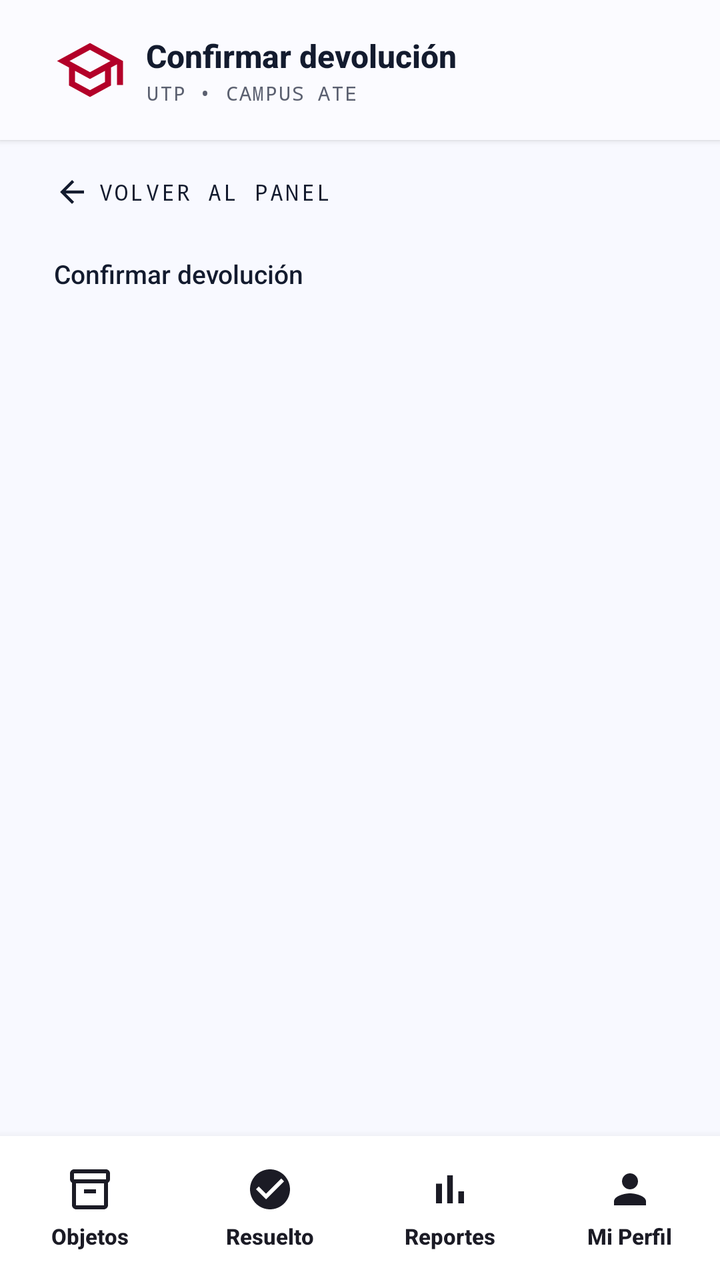
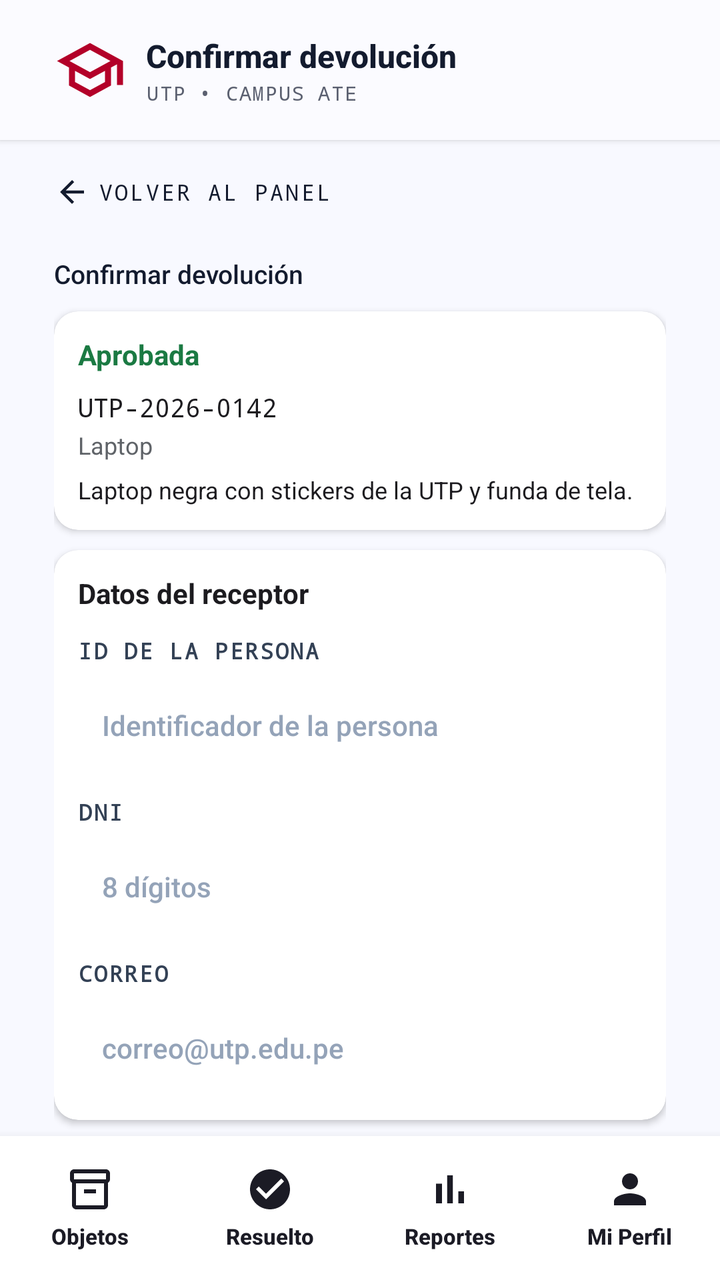

Compare the two renders of this Android layout. The source of the first and the diff that turns it into the second are given below.
<!-- AndroidManifest.xml: application theme Theme.Practica -->
<!-- res/layout/activity_confirmar_devolucion.xml -->
<?xml version="1.0" encoding="utf-8"?>
<androidx.constraintlayout.widget.ConstraintLayout xmlns:android="http://schemas.android.com/apk/res/android"
    xmlns:app="http://schemas.android.com/apk/res-auto"
    xmlns:tools="http://schemas.android.com/tools"
    android:id="@+id/rootConfirmarDevolucion"
    android:layout_width="match_parent"
    android:layout_height="match_parent"
    android:background="#F8F9FF"
    tools:context=".view.devolucion.ConfirmarDevolucionActivity"
    tools:ignore="HardcodedText,ContentDescription">

    
    <com.google.android.material.card.MaterialCardView
        android:id="@+id/cardHeader"
        android:layout_width="0dp"
        android:layout_height="70dp"
        app:cardBackgroundColor="#FBFBFF"
        app:cardCornerRadius="0dp"
        app:cardElevation="2dp"
        app:strokeWidth="0dp"
        app:layout_constraintEnd_toEndOf="parent"
        app:layout_constraintStart_toStartOf="parent"
        app:layout_constraintTop_toTopOf="parent">

        <androidx.constraintlayout.widget.ConstraintLayout
            android:layout_width="match_parent"
            android:layout_height="match_parent">

            <ImageView
                android:id="@+id/imgLogoHeader"
                android:layout_width="36dp"
                android:layout_height="36dp"
                android:layout_marginStart="27dp"
                android:scaleType="fitCenter"
                android:src="@drawable/logo_utp"
                app:layout_constraintBottom_toBottomOf="parent"
                app:layout_constraintStart_toStartOf="parent"
                app:layout_constraintTop_toTopOf="parent" />

            <LinearLayout
                android:id="@+id/llHeaderTextos"
                android:layout_width="0dp"
                android:layout_height="wrap_content"
                android:layout_marginStart="10dp"
                android:orientation="vertical"
                app:layout_constraintBottom_toBottomOf="parent"
                app:layout_constraintEnd_toEndOf="parent"
                app:layout_constraintStart_toEndOf="@id/imgLogoHeader"
                app:layout_constraintTop_toTopOf="parent">

                <TextView
                    android:id="@+id/tvHeaderTitulo"
                    android:layout_width="wrap_content"
                    android:layout_height="wrap_content"
                    android:fontFamily="sans-serif-medium"
                    android:text="Confirmar devolución"
                    android:textColor="#131B2E"
                    android:textSize="16sp"
                    android:textStyle="bold" />

                <TextView
                    android:id="@+id/tvHeaderSubtitulo"
                    android:layout_width="wrap_content"
                    android:layout_height="wrap_content"
                    android:layout_marginTop="1dp"
                    android:fontFamily="monospace"
                    android:letterSpacing="0.06"
                    android:text="UTP • CAMPUS ATE"
                    android:textColor="#5B6070"
                    android:textSize="10sp" />
            </LinearLayout>
        </androidx.constraintlayout.widget.ConstraintLayout>
    </com.google.android.material.card.MaterialCardView>

    
    <androidx.core.widget.NestedScrollView
        android:id="@+id/scrollContenido"
        android:layout_width="0dp"
        android:layout_height="0dp"
        android:clipToPadding="false"
        android:fillViewport="true"
        android:overScrollMode="never"
        app:layout_constraintBottom_toTopOf="@id/cardBottomNav"
        app:layout_constraintEnd_toEndOf="parent"
        app:layout_constraintStart_toStartOf="parent"
        app:layout_constraintTop_toBottomOf="@id/cardHeader">

        <LinearLayout
            android:id="@+id/llContenido"
            android:layout_width="match_parent"
            android:layout_height="wrap_content"
            android:orientation="vertical"
            android:paddingStart="27dp"
            android:paddingTop="8dp"
            android:paddingEnd="27dp"
            android:paddingBottom="32dp">

            
            <androidx.constraintlayout.widget.ConstraintLayout
                android:id="@+id/clVolver"
                android:layout_width="match_parent"
                android:layout_height="36dp">

                <ImageView
                    android:id="@+id/imgVolver"
                    android:layout_width="18dp"
                    android:layout_height="18dp"
                    android:src="@drawable/ic_arrow_back"
                    app:layout_constraintBottom_toBottomOf="parent"
                    app:layout_constraintStart_toStartOf="parent"
                    app:layout_constraintTop_toTopOf="parent"
                    app:tint="#131B2E" />

                <TextView
                    android:id="@+id/tvVolverPanel"
                    android:layout_width="wrap_content"
                    android:layout_height="wrap_content"
                    android:layout_marginStart="4dp"
                    android:fontFamily="monospace"
                    android:letterSpacing="0.1"
                    android:text="VOLVER AL PANEL"
                    android:textColor="#131B2E"
                    android:textSize="11sp"
                    app:layout_constraintBottom_toBottomOf="parent"
                    app:layout_constraintStart_toEndOf="@id/imgVolver"
                    app:layout_constraintTop_toTopOf="parent" />
            </androidx.constraintlayout.widget.ConstraintLayout>

            <TextView
                android:id="@+id/tvSeccionReclamacion"
                android:layout_width="match_parent"
                android:layout_height="wrap_content"
                android:layout_marginTop="14dp"
                android:fontFamily="sans-serif-medium"
                android:text="Confirmar devolución"
                android:textColor="#131B2E"
                android:textSize="13sp" />

            
            <com.google.android.material.card.MaterialCardView
                android:id="@+id/cardCuerpoReclamacion"
                android:layout_width="0dp"
                android:layout_height="wrap_content"
                android:layout_marginTop="10dp"
                app:cardBackgroundColor="#FFFFFF"
                app:cardCornerRadius="12dp"
                app:cardElevation="2dp"
                app:strokeWidth="0dp">

                <LinearLayout
                    android:layout_width="match_parent"
                    android:layout_height="wrap_content"
                    android:orientation="vertical"
                    android:padding="12dp">

                    <TextView
                        android:id="@+id/tvEstadoReclamacion"
                        android:layout_width="match_parent"
                        android:layout_height="wrap_content"
                        android:text="Aprobada"
                        android:textColor="#1B7A43"
                        android:textSize="14sp"
                        android:textStyle="bold" />

                    <TextView
                        android:id="@+id/tvCodigoObjeto"
                        android:layout_width="match_parent"
                        android:layout_height="wrap_content"
                        android:layout_marginTop="8dp"
                        android:fontFamily="monospace"
                        android:text="UTP-2026-0142"
                        android:textColor="#1C1B1F"
                        android:textSize="13sp" />

                    <TextView
                        android:id="@+id/tvCategoriaObjeto"
                        android:layout_width="match_parent"
                        android:layout_height="wrap_content"
                        android:layout_marginTop="2dp"
                        android:text="Laptop"
                        android:textColor="#5F6368"
                        android:textSize="12sp" />

                    <TextView
                        android:id="@+id/tvDescripcionObjeto"
                        android:layout_width="match_parent"
                        android:layout_height="wrap_content"
                        android:layout_marginTop="6dp"
                        android:text="Laptop negra con stickers de la UTP y funda de tela."
                        android:textColor="#1C1B1F"
                        android:textSize="12sp" />
                </LinearLayout>
            </com.google.android.material.card.MaterialCardView>

            
            <com.google.android.material.card.MaterialCardView
                android:id="@+id/cardReceptor"
                android:layout_width="0dp"
                android:layout_height="wrap_content"
                android:layout_marginTop="10dp"
                app:cardBackgroundColor="#FFFFFF"
                app:cardCornerRadius="12dp"
                app:cardElevation="2dp"
                app:strokeWidth="0dp">

                <LinearLayout
                    android:layout_width="match_parent"
                    android:layout_height="wrap_content"
                    android:orientation="vertical"
                    android:padding="12dp">

                    <TextView
                        android:id="@+id/tvTituloReceptor"
                        android:layout_width="match_parent"
                        android:layout_height="wrap_content"
                        android:text="Datos del receptor"
                        android:textColor="#1C1B1F"
                        android:textSize="14sp"
                        android:textStyle="bold" />

                    <TextView
                        android:id="@+id/tvLabelReceptor"
                        android:layout_width="wrap_content"
                        android:layout_height="wrap_content"
                        android:layout_marginTop="12dp"
                        android:fontFamily="monospace"
                        android:letterSpacing="0.08"
                        android:text="ID DE LA PERSONA"
                        android:textColor="#334155"
                        android:textSize="11sp"
                        android:textStyle="bold" />

                    <EditText
                        android:id="@+id/etReceptorId"
                        android:layout_width="match_parent"
                        android:layout_height="48dp"
                        android:layout_marginTop="6dp"
                        android:layout_weight="1"
                        android:background="@null"
                        android:fontFamily="sans-serif-medium"
                        android:hint="Identificador de la persona"
                        android:importantForAutofill="no"
                        android:inputType="text"
                        android:minHeight="0dp"
                        android:paddingStart="12dp"
                        android:paddingEnd="12dp"
                        android:textColor="#1C1B1F"
                        android:textColorHint="#94A3B8"
                        android:textSize="14sp" />

                    <TextView
                        android:id="@+id/tvLabelDni"
                        android:layout_width="wrap_content"
                        android:layout_height="wrap_content"
                        android:layout_marginTop="12dp"
                        android:fontFamily="monospace"
                        android:letterSpacing="0.08"
                        android:text="DNI"
                        android:textColor="#334155"
                        android:textSize="11sp"
                        android:textStyle="bold" />

                    <EditText
                        android:id="@+id/etDni"
                        android:layout_width="match_parent"
                        android:layout_height="48dp"
                        android:layout_marginTop="6dp"
                        android:layout_weight="1"
                        android:background="@null"
                        android:fontFamily="sans-serif-medium"
                        android:hint="8 dígitos"
                        android:importantForAutofill="no"
                        android:inputType="number"
                        android:minHeight="0dp"
                        android:paddingStart="12dp"
                        android:paddingEnd="12dp"
                        android:textColor="#1C1B1F"
                        android:textColorHint="#94A3B8"
                        android:textSize="14sp" />

                    <TextView
                        android:id="@+id/tvErrorDni"
                        android:layout_width="match_parent"
                        android:layout_height="wrap_content"
                        android:layout_marginTop="6dp"
                        android:visibility="gone"
                        android:text="El DNI debe tener 8 dígitos."
                        android:textColor="#B5122B"
                        android:textSize="12sp" />

                    <TextView
                        android:id="@+id/tvLabelCorreo"
                        android:layout_width="wrap_content"
                        android:layout_height="wrap_content"
                        android:layout_marginTop="12dp"
                        android:fontFamily="monospace"
                        android:letterSpacing="0.08"
                        android:text="CORREO"
                        android:textColor="#334155"
                        android:textSize="11sp"
                        android:textStyle="bold" />

                    <EditText
                        android:id="@+id/etCorreo"
                        android:layout_width="match_parent"
                        android:layout_height="48dp"
                        android:layout_marginTop="6dp"
                        android:layout_weight="1"
                        android:background="@null"
                        android:fontFamily="sans-serif-medium"
                        android:hint="correo@utp.edu.pe"
                        android:importantForAutofill="no"
                        android:inputType="textEmailAddress"
                        android:minHeight="0dp"
                        android:paddingStart="12dp"
                        android:paddingEnd="12dp"
                        android:textColor="#1C1B1F"
                        android:textColorHint="#94A3B8"
                        android:textSize="14sp" />

                    <TextView
                        android:id="@+id/tvErrorCorreo"
                        android:layout_width="match_parent"
                        android:layout_height="wrap_content"
                        android:layout_marginTop="6dp"
                        android:visibility="gone"
                        android:text="Ingresa un correo con formato válido."
                        android:textColor="#B5122B"
                        android:textSize="12sp" />

                    <TextView
                        android:id="@+id/tvErrorReceptor"
                        android:layout_width="match_parent"
                        android:layout_height="wrap_content"
                        android:layout_marginTop="6dp"
                        android:visibility="gone"
                        android:text="Selecciona un receptor válido."
                        android:textColor="#B5122B"
                        android:textSize="12sp" />
                </LinearLayout>
            </com.google.android.material.card.MaterialCardView>

            
            <com.google.android.material.card.MaterialCardView
                android:id="@+id/cardFirma"
                android:layout_width="0dp"
                android:layout_height="wrap_content"
                android:layout_marginTop="10dp"
                app:cardBackgroundColor="#FFFFFF"
                app:cardCornerRadius="12dp"
                app:cardElevation="2dp"
                app:strokeWidth="0dp">

                <LinearLayout
                    android:layout_width="match_parent"
                    android:layout_height="wrap_content"
                    android:orientation="vertical"
                    android:padding="12dp">

                    <LinearLayout
                        android:layout_width="match_parent"
                        android:layout_height="wrap_content"
                        android:gravity="center_vertical"
                        android:orientation="horizontal">

                        <ImageView
                            android:layout_width="18dp"
                            android:layout_height="18dp"
                            android:contentDescription="Firma"
                            android:src="@drawable/ic_signature" />

                        <TextView
                            android:id="@+id/tvTituloFirma"
                            android:layout_width="0dp"
                            android:layout_height="wrap_content"
                            android:layout_marginStart="6dp"
                            android:layout_weight="1"
                            android:text="Firma del receptor"
                            android:textColor="#1C1B1F"
                            android:textSize="15sp" />

                        <TextView
                            android:id="@+id/btnLimpiarFirma"
                            android:layout_width="wrap_content"
                            android:layout_height="wrap_content"
                            android:clickable="true"
                            android:focusable="true"
                            android:fontFamily="monospace"
                            android:text="Limpiar Trazo"
                            android:textColor="#5F6368"
                            android:textSize="11sp" />
                    </LinearLayout>

                    <com.Jair.practica.view.devolucion.FirmaCanvasView
                        android:id="@+id/viewFirma"
                        android:layout_width="match_parent"
                        android:layout_height="160dp"
                        android:layout_marginTop="10dp"
                        android:background="#FFFFFF"
                        android:padding="8dp" />

                    <TextView
                        android:id="@+id/tvErrorFirma"
                        android:layout_width="match_parent"
                        android:layout_height="wrap_content"
                        android:layout_marginTop="8dp"
                        android:visibility="gone"
                        android:text="La firma del receptor es obligatoria."
                        android:textColor="#B5122B"
                        android:textSize="12sp" />
                </LinearLayout>
            </com.google.android.material.card.MaterialCardView>

            
            <com.google.android.material.card.MaterialCardView
                android:id="@+id/cardConfirmar"
                android:layout_width="0dp"
                android:layout_height="wrap_content"
                android:layout_marginTop="10dp"
                app:cardBackgroundColor="#FFFFFF"
                app:cardCornerRadius="12dp"
                app:cardElevation="2dp"
                app:strokeWidth="0dp">

                <LinearLayout
                    android:layout_width="match_parent"
                    android:layout_height="wrap_content"
                    android:orientation="vertical"
                    android:padding="12dp">

                    <TextView
                        android:id="@+id/tvTituloConfirmar"
                        android:layout_width="match_parent"
                        android:layout_height="wrap_content"
                        android:text="Confirmar entrega física"
                        android:textColor="#1C1B1F"
                        android:textSize="14sp"
                        android:textStyle="bold" />

                    <com.google.android.material.button.MaterialButton
                        android:id="@+id/btnConfirmarDevolucion"
                        android:layout_width="match_parent"
                        android:layout_height="48dp"
                        android:layout_marginTop="12dp"
                        android:enabled="false"
                        android:fontFamily="monospace"
                        android:insetTop="0dp"
                        android:insetBottom="0dp"
                        android:text="CONFIRMAR ENTREGA"
                        android:textAllCaps="false"
                        android:textColor="#FFFFFF"
                        android:textSize="14sp"
                        android:textStyle="bold"
                        app:backgroundTint="#B5122B"
                        app:cornerRadius="8dp"
                        app:elevation="4dp"
                        app:icon="@drawable/ic_check_circle_white"
                        app:iconGravity="textStart"
                        app:iconPadding="8dp"
                        app:iconSize="20dp"
                        app:iconTint="#FFFFFF" />

                    <TextView
                        android:id="@+id/tvErrorGeneral"
                        android:layout_width="match_parent"
                        android:layout_height="wrap_content"
                        android:layout_marginTop="10dp"
                        android:visibility="gone"
                        android:text="No fue posible confirmar la entrega."
                        android:textColor="#B5122B"
                        android:textSize="12sp" />

                    <TextView
                        android:id="@+id/tvMensajeExito"
                        android:layout_width="match_parent"
                        android:layout_height="wrap_content"
                        android:layout_marginTop="10dp"
                        android:visibility="gone"
                        android:text="Devolución confirmada."
                        android:textColor="#1B7A43"
                        android:textSize="12sp" />
                </LinearLayout>
            </com.google.android.material.card.MaterialCardView>

            <TextView
                android:id="@+id/tvErrorCarga"
                android:layout_width="match_parent"
                android:layout_height="wrap_content"
                android:layout_marginTop="12dp"
                android:visibility="gone"
                android:text="No fue posible cargar la confirmación."
                android:textColor="#B5122B"
                android:textSize="12sp" />
        </LinearLayout>
    </androidx.core.widget.NestedScrollView>

    
    <com.google.android.material.card.MaterialCardView
        android:id="@+id/cardBottomNav"
        android:layout_width="0dp"
        android:layout_height="72dp"
        app:cardBackgroundColor="#FFFFFF"
        app:cardCornerRadius="0dp"
        app:cardElevation="8dp"
        app:strokeWidth="0dp"
        app:layout_constraintBottom_toBottomOf="parent"
        app:layout_constraintEnd_toEndOf="parent"
        app:layout_constraintStart_toStartOf="parent">

        <include
            android:layout_width="match_parent"
            android:layout_height="match_parent"
            layout="@layout/bottom_nav" />
    </com.google.android.material.card.MaterialCardView>

</androidx.constraintlayout.widget.ConstraintLayout>
<!-- res/layout/bottom_nav.xml (included above) -->
<?xml version="1.0" encoding="utf-8"?>
<LinearLayout xmlns:android="http://schemas.android.com/apk/res/android"
    xmlns:app="http://schemas.android.com/apk/res-auto"
    android:layout_width="match_parent"
    android:layout_height="match_parent"
    android:orientation="horizontal">

    
    <LinearLayout
        android:id="@+id/navObjetos"
        android:layout_width="0dp"
        android:layout_height="match_parent"
        android:layout_weight="1"
        android:clickable="true"
        android:focusable="true"
        android:gravity="center"
        android:orientation="vertical">

        <ImageView
            android:id="@+id/imgNavObjetos"
            android:layout_width="24dp"
            android:layout_height="24dp"
            android:src="@drawable/ic_nav_objetos"
            app:tint="#1B1B25" />

        <TextView
            android:id="@+id/tvNavObjetos"
            android:layout_width="wrap_content"
            android:layout_height="wrap_content"
            android:layout_marginTop="4dp"
            android:fontFamily="sans-serif-medium"
            android:text="Objetos"
            android:textColor="#1B1B25"
            android:textSize="11sp"
            android:textStyle="bold" />
    </LinearLayout>

    
    <LinearLayout
        android:id="@+id/navCustodia"
        android:layout_width="0dp"
        android:layout_height="match_parent"
        android:layout_weight="1"
        android:clickable="true"
        android:focusable="true"
        android:gravity="center"
        android:orientation="vertical">

        <ImageView
            android:id="@+id/imgNavCustodia"
            android:layout_width="24dp"
            android:layout_height="24dp"
            android:src="@drawable/ic_check_circle"
            app:tint="#1B1B25" />

        <TextView
            android:id="@+id/tvNavCustodia"
            android:layout_width="wrap_content"
            android:layout_height="wrap_content"
            android:layout_marginTop="4dp"
            android:fontFamily="sans-serif-medium"
            android:text="Resuelto"
            android:textColor="#1B1B25"
            android:textSize="11sp"
            android:textStyle="bold" />
    </LinearLayout>

    
    <LinearLayout
        android:id="@+id/navReportes"
        android:layout_width="0dp"
        android:layout_height="match_parent"
        android:layout_weight="1"
        android:clickable="true"
        android:focusable="true"
        android:gravity="center"
        android:orientation="vertical">

        <ImageView
            android:id="@+id/imgNavReportes"
            android:layout_width="24dp"
            android:layout_height="24dp"
            android:src="@drawable/ic_nav_reportes"
            app:tint="#1B1B25" />

        <TextView
            android:id="@+id/tvNavReportes"
            android:layout_width="wrap_content"
            android:layout_height="wrap_content"
            android:layout_marginTop="4dp"
            android:fontFamily="sans-serif-medium"
            android:text="Reportes"
            android:textColor="#1B1B25"
            android:textSize="11sp"
            android:textStyle="bold" />
    </LinearLayout>

    
    <LinearLayout
        android:id="@+id/navPerfil"
        android:layout_width="0dp"
        android:layout_height="match_parent"
        android:layout_weight="1"
        android:clickable="true"
        android:focusable="true"
        android:gravity="center"
        android:orientation="vertical">

        <ImageView
            android:id="@+id/imgNavPerfil"
            android:layout_width="24dp"
            android:layout_height="24dp"
            android:src="@drawable/ic_nav_perfil"
            app:tint="#1B1B25" />

        <TextView
            android:id="@+id/tvNavPerfil"
            android:layout_width="wrap_content"
            android:layout_height="wrap_content"
            android:layout_marginTop="4dp"
            android:fontFamily="sans-serif-medium"
            android:text="Mi Perfil"
            android:textColor="#1B1B25"
            android:textSize="11sp"
            android:textStyle="bold" />
    </LinearLayout>

</LinearLayout>
<!-- resources referenced by this layout -->
<resources>
  <!-- drawable ic_arrow_back (drawable) -->
  <vector xmlns:android="http://schemas.android.com/apk/res/android"
      android:width="24dp"
      android:height="24dp"
      android:viewportWidth="24"
      android:viewportHeight="24">
      <path
          android:fillColor="#131B2E"
          android:pathData="M20,11H7.83l5.59,-5.59L12,4l-8,8 8,8 1.41,-1.41L7.83,13H20v-2z" />
  </vector>
  <!-- drawable ic_check_circle (drawable) -->
  <vector xmlns:android="http://schemas.android.com/apk/res/android"
      android:width="24dp"
      android:height="24dp"
      android:viewportWidth="24"
      android:viewportHeight="24">
      <path
          android:fillColor="#131B2E"
          android:pathData="M12,2C6.48,2 2,6.48 2,12s4.48,10 10,10 10,-4.48 10,-10S17.52,2 12,2zM10,17l-5,-5 1.41,-1.41L10,14.17l7.59,-7.59L19,8l-9,9z" />
  </vector>
  <!-- drawable ic_check_circle_white (drawable) -->
  <vector xmlns:android="http://schemas.android.com/apk/res/android"
      android:width="24dp"
      android:height="24dp"
      android:viewportWidth="24"
      android:viewportHeight="24">
      <path
          android:fillColor="#FFFFFF"
          android:pathData="M12,2C6.48,2 2,6.48 2,12s4.48,10 10,10 10,-4.48 10,-10S17.52,2 12,2zM10,17l-5,-5 1.41,-1.41L10,14.17l7.59,-7.59L19,8l-9,9z" />
  </vector>
  <!-- drawable ic_nav_objetos (drawable) -->
  <vector xmlns:android="http://schemas.android.com/apk/res/android"
      android:width="24dp"
      android:height="24dp"
      android:viewportWidth="24"
      android:viewportHeight="24">
      <path
          android:fillColor="#333A4A"
          android:pathData="M20,2H4C3,2 2,2.9 2,4v3.01C2,7.73 2.43,8.35 3,8.7V20c0,1.1 1.1,2 2,2h14c0.9,0 2,-0.9 2,-2V8.7c0.57,-0.35 1,-0.97 1,-1.69V4C22,2.9 21,2 20,2zM19,20H5V9h14V20zM20,7H4V4h16V7zM9,12h6v2H9V12z" />
  </vector>
  <!-- drawable ic_nav_perfil (drawable) -->
  <vector xmlns:android="http://schemas.android.com/apk/res/android"
      android:width="24dp"
      android:height="24dp"
      android:viewportWidth="24"
      android:viewportHeight="24">
      <path
          android:fillColor="#333A4A"
          android:pathData="M12,12c2.21,0 4,-1.79 4,-4s-1.79,-4 -4,-4 -4,1.79 -4,4 1.79,4 4,4zM12,14c-2.67,0 -8,1.34 -8,4v2h16v-2c0,-2.66 -5.33,-4 -8,-4z" />
  </vector>
  <!-- drawable ic_nav_reportes (drawable) -->
  <vector xmlns:android="http://schemas.android.com/apk/res/android"
      android:width="24dp"
      android:height="24dp"
      android:viewportWidth="24"
      android:viewportHeight="24">
      <path
          android:fillColor="#B30029"
          android:pathData="M5,9.2h3V19H5zM10.6,5h2.8v14h-2.8zM16.2,13H19v6h-2.8z" />
  </vector>
  <!-- drawable ic_signature (drawable) -->
  <vector xmlns:android="http://schemas.android.com/apk/res/android"
      android:width="24dp"
      android:height="24dp"
      android:viewportWidth="24"
      android:viewportHeight="24">
      <path
          android:fillColor="#263238"
          android:pathData="M3,17.25V21h3.75L17.81,9.94l-3.75,-3.75L3,17.25zM20.71,7.04c0.39,-0.39 0.39,-1.02 0,-1.41l-2.34,-2.34c-0.39,-0.39 -1.02,-0.39 -1.41,0l-1.83,1.83 3.75,3.75 1.83,-1.83z" />
  </vector>
  <!-- drawable logo_utp (drawable) -->
  <vector xmlns:android="http://schemas.android.com/apk/res/android"
      android:width="24dp"
      android:height="24dp"
      android:viewportWidth="24"
      android:viewportHeight="24">
      <path
          android:fillColor="#B30029"
          android:pathData="M12,3L1,9l4,2.18v6L12,21l7,-3.82v-6l2,-1.09V17h2V9L12,3zM18.82,9L12,12.72 5.18,9 12,5.28 18.82,9zM17,15.99l-5,2.73 -5,-2.73v-3.72l5,2.73 5,-2.73v3.72z" />
  </vector>
  <style name="Theme.Practica" parent="Base.Theme.Practica" />
  <style name="Base.Theme.Practica" parent="Theme.Material3.DayNight.NoActionBar">
          
          
      </style>
</resources>

<!-- the commit's change to res/layout/activity_confirmar_devolucion.xml (unified diff, before → after) -->
@@ -139,7 +139,7 @@
             
             <com.google.android.material.card.MaterialCardView
                 android:id="@+id/cardCuerpoReclamacion"
-                android:layout_width="0dp"
+                android:layout_width="match_parent"
                 android:layout_height="wrap_content"
                 android:layout_marginTop="10dp"
                 app:cardBackgroundColor="#FFFFFF"
@@ -195,7 +195,7 @@
             
             <com.google.android.material.card.MaterialCardView
                 android:id="@+id/cardReceptor"
-                android:layout_width="0dp"
+                android:layout_width="match_parent"
                 android:layout_height="wrap_content"
                 android:layout_marginTop="10dp"
                 app:cardBackgroundColor="#FFFFFF"
@@ -343,7 +343,7 @@
             
             <com.google.android.material.card.MaterialCardView
                 android:id="@+id/cardFirma"
-                android:layout_width="0dp"
+                android:layout_width="match_parent"
                 android:layout_height="wrap_content"
                 android:layout_marginTop="10dp"
                 app:cardBackgroundColor="#FFFFFF"
@@ -414,7 +414,7 @@
             
             <com.google.android.material.card.MaterialCardView
                 android:id="@+id/cardConfirmar"
-                android:layout_width="0dp"
+                android:layout_width="match_parent"
                 android:layout_height="wrap_content"
                 android:layout_marginTop="10dp"
                 app:cardBackgroundColor="#FFFFFF"
